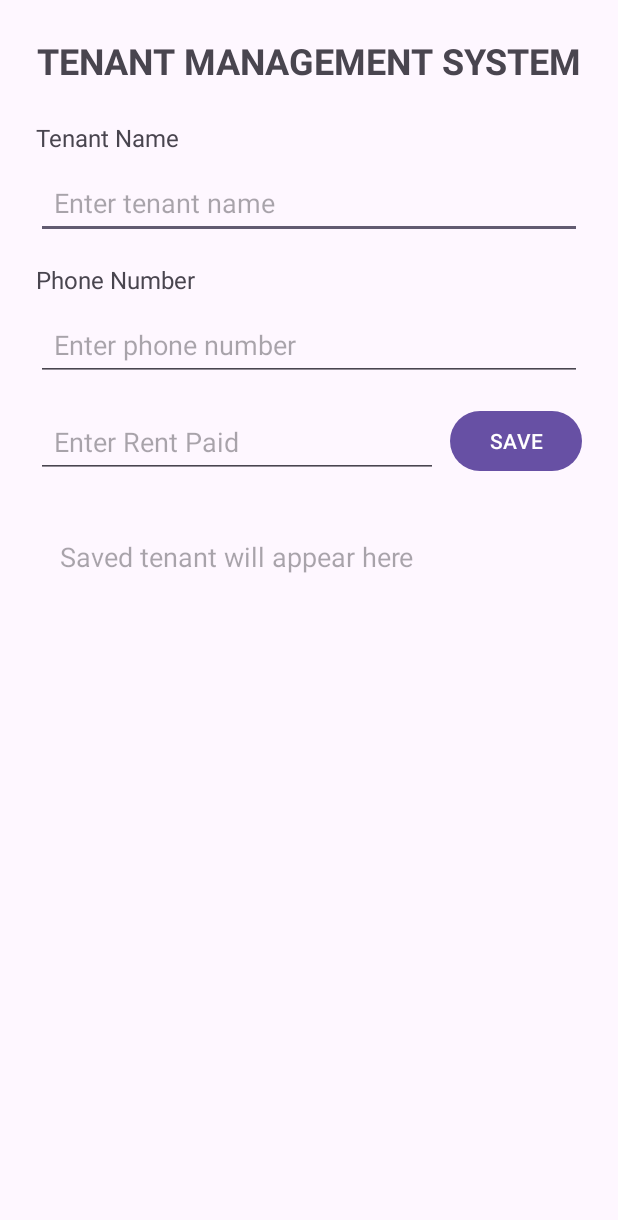
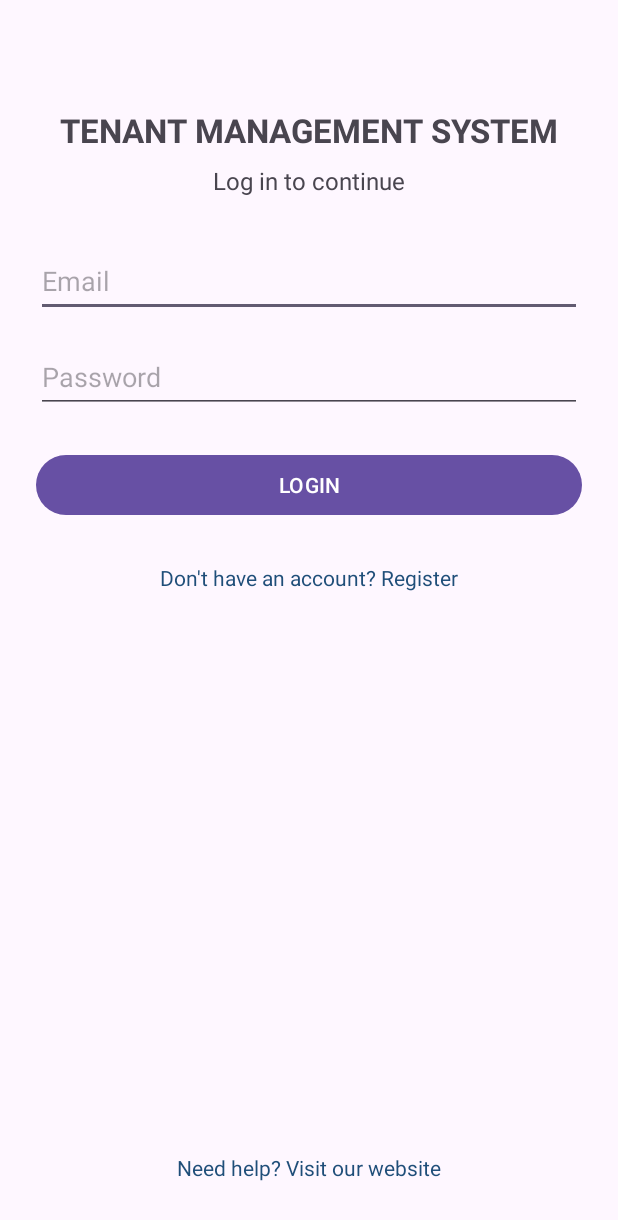
Before and after one commit to EthieuRin/TenantManagementSystemss, an Android app: the screen it shows after launch (MainActivity before the commit, LoginActivity after it), on a phone screen of 412 x 824 dp. Shown: the top 1220 px of the screen. Run offline under Robolectric (Android 15) with nearby library versions, the phone set to English and light mode, and no system bars.

Commit message:
lab work 5

```diff
--- /dev/null
+++ b/app/src/main/java/com/example/tenantmanagementsystem/LoginActivity.kt
@@ -0,0 +1,82 @@
+package com.example.tenantmanagementsystem
+
+import android.content.Intent
+import android.net.Uri
+import android.os.Bundle
+import android.widget.Toast
+import androidx.appcompat.app.AppCompatActivity
+import com.example.tenantmanagementsystem.databinding.ActivityLoginBinding
+
+class LoginActivity : AppCompatActivity() {
+
+    private lateinit var binding: ActivityLoginBinding
+
+    override fun onCreate(savedInstanceState: Bundle?) {
+        super.onCreate(savedInstanceState)
+
+        binding = ActivityLoginBinding.inflate(layoutInflater)
+        setContentView(binding.root)
+
+        // Receive email from RegisterActivity
+        val registeredEmail =
+            intent.getStringExtra("EMAIL")
+
+        if (registeredEmail != null) {
+            binding.emailEditText.setText(registeredEmail)
+        }
+
+        // LOGIN
+        binding.loginButton.setOnClickListener {
+
+            val email =
+                binding.emailEditText.text.toString().trim()
+
+            val password =
+                binding.passwordEditText.text.toString()
+
+            if (email.isEmpty() || password.isEmpty()) {
+
+                Toast.makeText(
+                    this,
+                    "Please enter your email and password",
+                    Toast.LENGTH_SHORT
+                ).show()
+
+                return@setOnClickListener
+            }
+
+            val intent =
+                Intent(this, MainActivity::class.java)
+
+            // Send email to MainActivity
+            intent.putExtra(
+                "LOGIN_EMAIL",
+                email
+            )
+
+            startActivity(intent)
+
+            finish()
+        }
+
+        // REGISTER
+        binding.registerTextView.setOnClickListener {
+
+            val intent =
+                Intent(this, RegisterActivity::class.java)
+
+            startActivity(intent)
+        }
+
+        // WEBSITE
+        binding.helpTextView.setOnClickListener {
+
+            val intent = Intent(
+                Intent.ACTION_VIEW,
+                Uri.parse("https://www.strathmore.edu")
+            )
+
+            startActivity(intent)
+        }
+    }
+}
--- /dev/null
+++ b/app/src/main/res/layout/activity_login.xml
@@ -0,0 +1,91 @@
+<?xml version="1.0" encoding="utf-8"?>
+
+<androidx.constraintlayout.widget.ConstraintLayout
+    xmlns:android="http://schemas.android.com/apk/res/android"
+    xmlns:app="http://schemas.android.com/apk/res-auto"
+    android:layout_width="match_parent"
+    android:layout_height="match_parent"
+    android:fitsSystemWindows="true"
+    android:padding="24dp">
+
+    <TextView
+        android:id="@+id/loginTitleTextView"
+        android:layout_width="wrap_content"
+        android:layout_height="wrap_content"
+        android:text="TENANT MANAGEMENT SYSTEM"
+        android:textSize="22sp"
+        android:textStyle="bold"
+        android:layout_marginTop="48dp"
+        app:layout_constraintTop_toTopOf="parent"
+        app:layout_constraintStart_toStartOf="parent"
+        app:layout_constraintEnd_toEndOf="parent" />
+
+    <TextView
+        android:id="@+id/loginSubtitleTextView"
+        android:layout_width="wrap_content"
+        android:layout_height="wrap_content"
+        android:text="Log in to continue"
+        android:textSize="16sp"
+        android:layout_marginTop="8dp"
+        app:layout_constraintTop_toBottomOf="@id/loginTitleTextView"
+        app:layout_constraintStart_toStartOf="parent"
+        app:layout_constraintEnd_toEndOf="parent" />
+
+    <EditText
+        android:id="@+id/emailEditText"
+        android:layout_width="0dp"
+        android:layout_height="wrap_content"
+        android:hint="Email"
+        android:inputType="textEmailAddress"
+        android:minHeight="48dp"
+        android:layout_marginTop="32dp"
+        app:layout_constraintTop_toBottomOf="@id/loginSubtitleTextView"
+        app:layout_constraintStart_toStartOf="parent"
+        app:layout_constraintEnd_toEndOf="parent" />
+
+    <EditText
+        android:id="@+id/passwordEditText"
+        android:layout_width="0dp"
+        android:layout_height="wrap_content"
+        android:hint="Password"
+        android:inputType="textPassword"
+        android:minHeight="48dp"
+        android:layout_marginTop="16dp"
+        app:layout_constraintTop_toBottomOf="@id/emailEditText"
+        app:layout_constraintStart_toStartOf="parent"
+        app:layout_constraintEnd_toEndOf="parent" />
+
+    <Button
+        android:id="@+id/loginButton"
+        android:layout_width="0dp"
+        android:layout_height="wrap_content"
+        android:text="LOGIN"
+        android:layout_marginTop="24dp"
+        app:layout_constraintTop_toBottomOf="@id/passwordEditText"
+        app:layout_constraintStart_toStartOf="parent"
+        app:layout_constraintEnd_toEndOf="parent" />
+
+    <TextView
+        android:id="@+id/registerTextView"
+        android:layout_width="wrap_content"
+        android:layout_height="wrap_content"
+        android:text="Don't have an account? Register"
+        android:textColor="#1F4E79"
+        android:padding="12dp"
+        android:layout_marginTop="16dp"
+        app:layout_constraintTop_toBottomOf="@id/loginButton"
+        app:layout_constraintStart_toStartOf="parent"
+        app:layout_constraintEnd_toEndOf="parent" />
+
+    <TextView
+        android:id="@+id/helpTextView"
+        android:layout_width="wrap_content"
+        android:layout_height="wrap_content"
+        android:text="Need help? Visit our website"
+        android:textColor="#1F4E79"
+        android:padding="12dp"
+        app:layout_constraintBottom_toBottomOf="parent"
+        app:layout_constraintStart_toStartOf="parent"
+        app:layout_constraintEnd_toEndOf="parent" />
+
+</androidx.constraintlayout.widget.ConstraintLayout>
```
Also changed, not shown: app/src/main/AndroidManifest.xml (+9 -1 lines), app/src/main/java/com/example/tenantmanagementsystem/MainActivity.kt (+117 -5 lines), app/src/main/java/com/example/tenantmanagementsystem/RegisterActivity.kt (added, +60 -0 lines), app/src/main/res/layout/activity_main.xml (+19 -0 lines), app/src/main/res/layout/activity_register.xml (added, +81 -0 lines).
